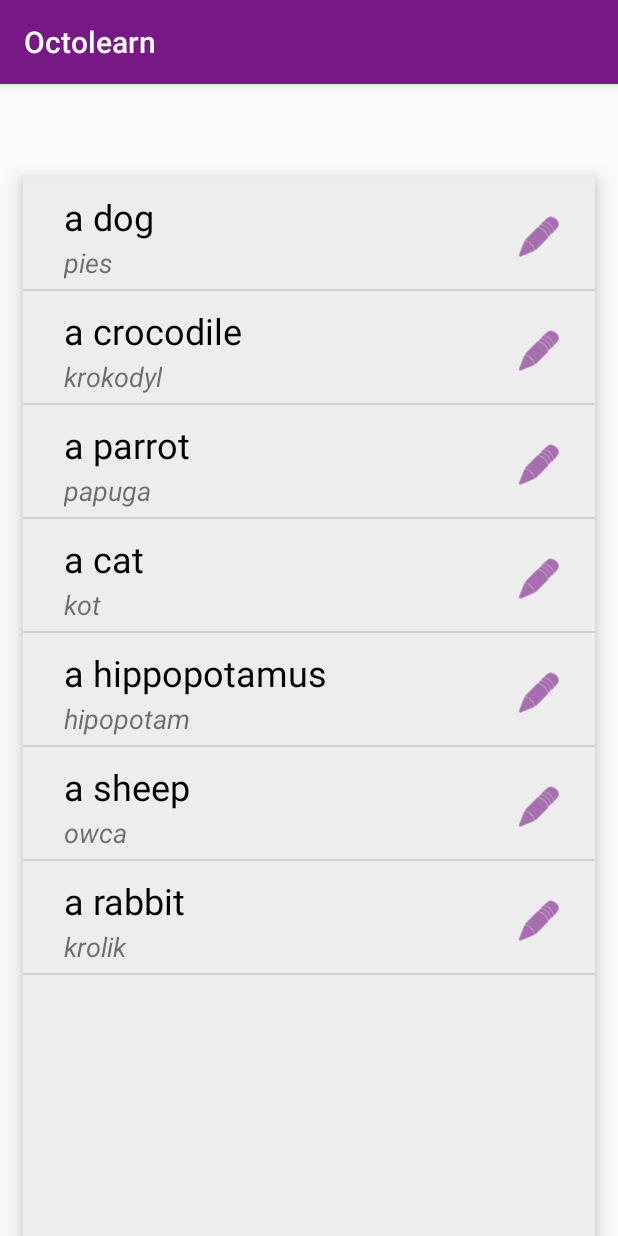
After one commit to k-teo/octolearn, an Android app: the ListOfWordsActivity screen opened directly, with no data from a screen before it, on a phone screen of 412 x 824 dp. The commit adds this screen. Run offline under Robolectric (Android 15) with nearby library versions, the phone set to English and light mode, and no system bars.

Commit message:
creating a default list of words for Animals

```diff
--- a/app/src/main/AndroidManifest.xml
+++ b/app/src/main/AndroidManifest.xml
@@ -9,7 +9,8 @@
         android:roundIcon="@mipmap/ic_launcher_round"
         android:supportsRtl="true"
         android:theme="@style/AppTheme">
-        <activity android:name=".WayOfLearningActivity"></activity>
+        <activity android:name=".ListOfWordsActivity"></activity>
+        <activity android:name=".WayOfLearningActivity" />
         <activity android:name=".CreateCatalogActivity" />
         <activity
             android:name=".MainActivity"
--- /dev/null
+++ b/app/src/main/java/com/octolearn/ListOfWordsActivity.java
@@ -0,0 +1,29 @@
+package com.octolearn;
+
+import androidx.appcompat.app.AppCompatActivity;
+
+import android.content.res.Resources;
+import android.os.Bundle;
+import android.widget.ListView;
+
+
+public class ListOfWordsActivity extends AppCompatActivity {
+
+    ListView wordsListView;
+    String[] foreign_words;
+    String[] native_words;
+
+    @Override
+    protected void onCreate(Bundle savedInstanceState) {
+        super.onCreate(savedInstanceState);
+        setContentView(R.layout.activity_list_of_words);
+
+        Resources res = getResources();
+        wordsListView = (ListView) findViewById(R.id.wordsListView);
+        foreign_words = res.getStringArray(R.array.foreign_words);
+        native_words = res.getStringArray(R.array.native_words);
+
+        WordsAdapter wordsAdapter = new WordsAdapter(this, foreign_words, native_words);
+        wordsListView.setAdapter(wordsAdapter);
+    }
+}
--- a/app/src/main/java/com/octolearn/WayOfLearningActivity.java
+++ b/app/src/main/java/com/octolearn/WayOfLearningActivity.java
@@ -2,13 +2,29 @@ package com.octolearn;
 
 import androidx.appcompat.app.AppCompatActivity;
 
+import android.content.Intent;
 import android.os.Bundle;
+import android.view.View;
+import android.widget.Button;
 
-public class WayOfLearningActivity extends AppCompatActivity {
+public class WayOfLearningActivity extends AppCompatActivity implements View.OnClickListener{
 
     @Override
     protected void onCreate(Bundle savedInstanceState) {
         super.onCreate(savedInstanceState);
         setContentView(R.layout.activity_way_of_learning);
+
+        Button listOfWords = findViewById(R.id.wordsListView);
+        listOfWords.setOnClickListener(this);
+    }
+
+
+    @Override
+    public void onClick(View v) {
+        switch (v.getId()) {
+            case R.id.wordsListView:
+                startActivity(new Intent(WayOfLearningActivity.this, ListOfWordsActivity.class));
+                break;
+        }
     }
 }
--- /dev/null
+++ b/app/src/main/java/com/octolearn/WordsAdapter.java
@@ -0,0 +1,53 @@
+package com.octolearn;
+
+import android.content.Context;
+import android.view.LayoutInflater;
+import android.view.View;
+import android.view.ViewGroup;
+import android.widget.BaseAdapter;
+import android.widget.TextView;
+
+import org.w3c.dom.Text;
+
+public class WordsAdapter extends BaseAdapter {
+
+    LayoutInflater mInflater;
+    String[] foreign_words;
+    String[] native_words;
+
+    public WordsAdapter(Context context, String[] foreign_words, String[] native_words){
+        this.foreign_words = foreign_words;
+        this.native_words = native_words;
+        mInflater = (LayoutInflater) context.getSystemService(Context.LAYOUT_INFLATER_SERVICE);
+    }
+
+    @Override
+    public int getCount() {
+        return foreign_words.length;
+    }
+
+    @Override
+    public Object getItem(int position) {
+        return foreign_words[position];
+    }
+
+    @Override
+    public long getItemId(int position) {
+        return position;
+    }
+
+    @Override
+    public View getView(int position, View convertView, ViewGroup parent) {
+        View v = mInflater.inflate(R.layout.words_listview_detail, null);
+        TextView wordTextView = (TextView) v.findViewById(R.id.wordTextView);
+        TextView translationTextView = (TextView) v.findViewById(R.id.translationTextView);
+
+        String word = foreign_words[position];
+        String translation = native_words[position];
+
+        wordTextView.setText(word);
+        translationTextView.setText(translation);
+
+        return v;
+    }
+}
--- /dev/null
+++ b/app/src/main/res/layout/activity_list_of_words.xml
@@ -0,0 +1,20 @@
+<?xml version="1.0" encoding="utf-8"?>
+<androidx.constraintlayout.widget.ConstraintLayout xmlns:android="http://schemas.android.com/apk/res/android"
+    xmlns:app="http://schemas.android.com/apk/res-auto"
+    xmlns:tools="http://schemas.android.com/tools"
+    android:layout_width="match_parent"
+    android:layout_height="match_parent"
+    tools:context=".WayOfLearningActivity">
+
+    <ListView
+        android:id="@+id/wordsListView"
+        android:layout_width="381dp"
+        android:layout_height="706dp"
+        android:background="#EDEDED"
+        android:elevation="8dp"
+        app:layout_constraintBottom_toBottomOf="parent"
+        app:layout_constraintEnd_toEndOf="parent"
+        app:layout_constraintStart_toStartOf="parent"
+        app:layout_constraintTop_toTopOf="parent"
+        app:layout_constraintVertical_bias="1.0" />
+</androidx.constraintlayout.widget.ConstraintLayout>
--- a/app/src/main/res/layout/activity_way_of_learning.xml
+++ b/app/src/main/res/layout/activity_way_of_learning.xml
@@ -58,7 +58,7 @@
         app:layout_constraintTop_toBottomOf="@+id/testKnowledge" />
 
     <Button
-        android:id="@+id/words"
+        android:id="@+id/wordsListView"
         android:layout_width="0dp"
         android:layout_height="68dp"
         android:layout_marginStart="16dp"
--- /dev/null
+++ b/app/src/main/res/layout/words_listview_detail.xml
@@ -0,0 +1,47 @@
+<?xml version="1.0" encoding="utf-8"?>
+<RelativeLayout xmlns:android="http://schemas.android.com/apk/res/android"
+    xmlns:app="http://schemas.android.com/apk/res-auto"
+    android:layout_width="match_parent" android:layout_height="match_parent">
+
+    <TextView
+        android:id="@+id/wordTextView"
+        android:layout_width="wrap_content"
+        android:layout_height="wrap_content"
+        android:layout_alignParentStart="true"
+        android:layout_alignParentLeft="true"
+        android:layout_alignParentTop="true"
+        android:layout_marginStart="27dp"
+        android:layout_marginLeft="27dp"
+        android:layout_marginTop="10dp"
+        android:text="Word"
+        android:textColor="#000000"
+        android:textSize="24sp" />
+
+    <TextView
+        android:id="@+id/translationTextView"
+        android:layout_width="wrap_content"
+        android:layout_height="wrap_content"
+        android:layout_below="@+id/wordTextView"
+        android:layout_alignParentStart="true"
+        android:layout_alignParentLeft="true"
+        android:layout_marginStart="27dp"
+        android:layout_marginLeft="27dp"
+        android:layout_marginTop="2dp"
+        android:layout_marginBottom="5dp"
+        android:text="Translation"
+        android:textSize="18sp"
+        android:textStyle="italic" />
+
+    <ImageView
+        android:id="@+id/imageEdit"
+        android:layout_width="wrap_content"
+        android:layout_height="wrap_content"
+        android:layout_alignParentTop="true"
+        android:layout_alignParentEnd="true"
+        android:layout_alignParentRight="true"
+        android:layout_marginTop="24dp"
+        android:layout_marginEnd="21dp"
+        android:layout_marginRight="21dp"
+        app:tint="#781887"
+        app:srcCompat="@android:drawable/ic_menu_edit" />
+</RelativeLayout>
--- a/app/src/main/res/values/strings.xml
+++ b/app/src/main/res/values/strings.xml
@@ -10,4 +10,24 @@
     <string name="menu_home">Flashcards</string>
     <string name="menu_gallery">Profile</string>
     <string name="menu_slideshow">Statistics</string>
+
+    <string-array name="foreign_words">
+        <item>a dog</item>
+        <item>a crocodile</item>
+        <item>a parrot</item>
+        <item>a cat</item>
+        <item>a hippopotamus</item>
+        <item>a sheep</item>
+        <item>a rabbit</item>
+    </string-array>
+
+    <string-array name="native_words">
+        <item>pies</item>
+        <item>krokodyl</item>
+        <item>papuga</item>
+        <item>kot</item>
+        <item>hipopotam</item>
+        <item>owca</item>
+        <item>krolik</item>
+    </string-array>
 </resources>
```
